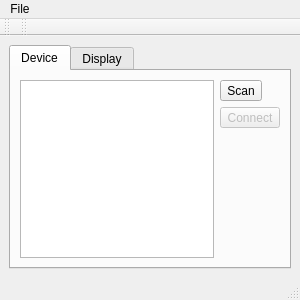
Above: qbluetooth.ui from 4l3x2k/QBluetooth before the change. Below: the same form after it.
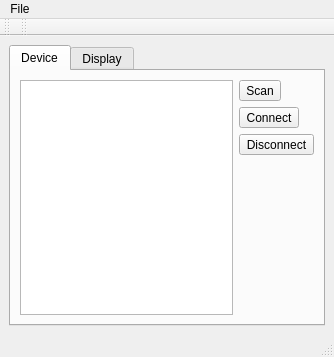
That is the form after the change. Icons and pictures are not drawn.

Commit message: Model, View, Controller: New operation disconnect. Fundamental implementation changes.  * Disconnect operation with icon (oxygen)  * Overloaded RFComm send function (1 byte and data + size)  * Check whether remote device is selected before connect is clicked  * Use uint8_t datatype instead of STL bitset for sending data  * Set all push buttons and tabs enabled by default

What changed in the file:
```diff
--- a/qbluetooth.ui
+++ b/qbluetooth.ui
@@ -10,8 +10,8 @@
    <rect>
     <x>0</x>
     <y>0</y>
-    <width>300</width>
-    <height>300</height>
+    <width>334</width>
+    <height>357</height>
    </rect>
   </property>
   <property name="minimumSize">
@@ -56,7 +56,7 @@
         <item row="2" column="2">
          <widget class="QToolButton" name="toolButtonConnect">
           <property name="enabled">
-           <bool>false</bool>
+           <bool>true</bool>
           </property>
           <property name="text">
            <string>Connect</string>
@@ -99,6 +99,26 @@
           </property>
          </widget>
         </item>
+        <item row="3" column="2">
+         <widget class="QToolButton" name="toolButtonDisconnect">
+          <property name="text">
+           <string>Disconnect</string>
+          </property>
+          <property name="icon">
+           <iconset resource="qbluetooth.qrc">
+            <normaloff>:/images/images/network-disconnect.png</normaloff>:/images/images/network-disconnect.png</iconset>
+          </property>
+          <property name="iconSize">
+           <size>
+            <width>48</width>
+            <height>48</height>
+           </size>
+          </property>
+          <property name="toolButtonStyle">
+           <enum>Qt::ToolButtonTextUnderIcon</enum>
+          </property>
+         </widget>
+        </item>
        </layout>
       </widget>
       <widget class="QWidget" name="Display">
@@ -395,7 +415,7 @@
     <rect>
      <x>0</x>
      <y>0</y>
-     <width>300</width>
+     <width>334</width>
      <height>21</height>
     </rect>
    </property>
```
Left out of the diff: 6 changed lines with no effect on the pictures. The commit also changes 6 other files.
